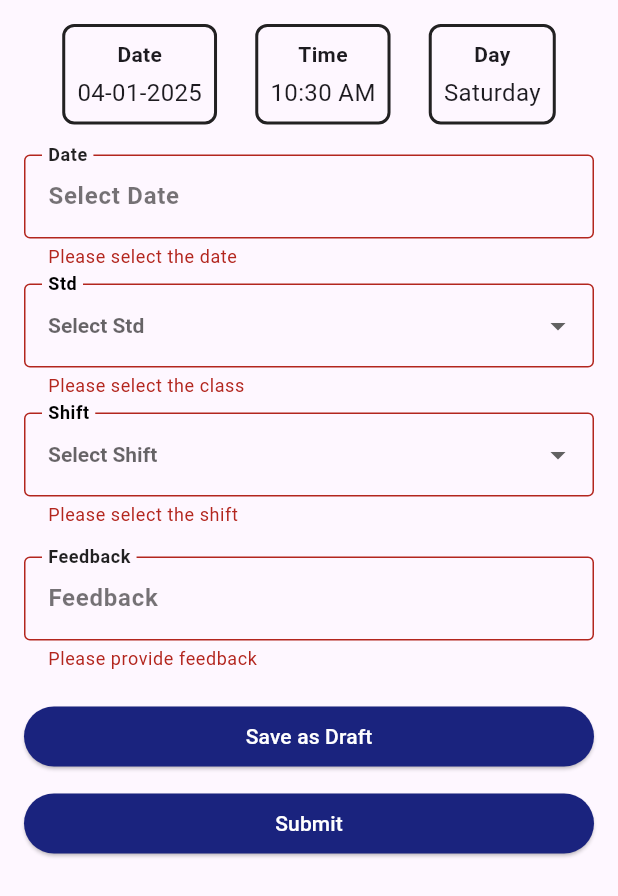
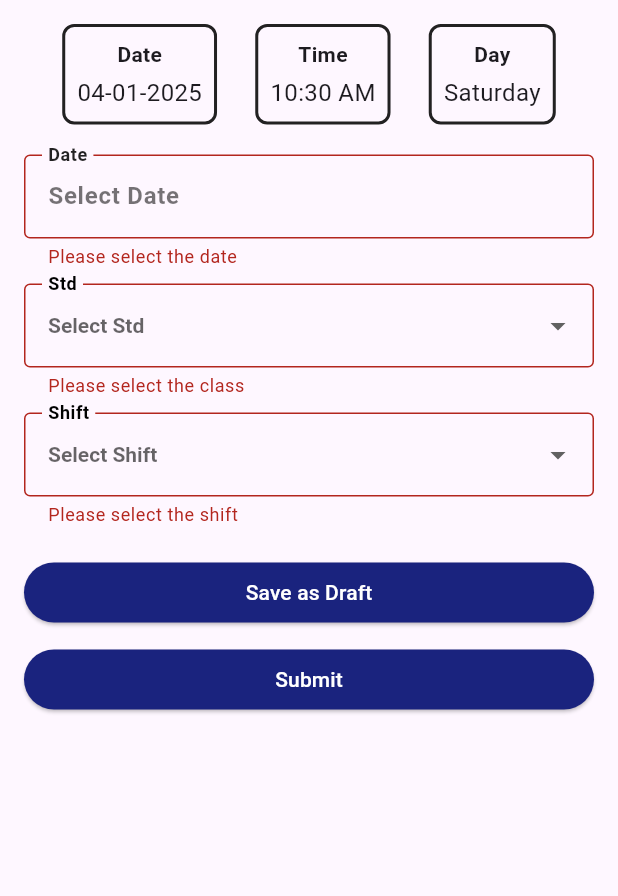
Before and after one commit to TTVS2024/tvsproject, a Flutter app: the WorksheetForm widget shown alone on an empty page, opened directly, after a tap on "Submit", on a phone screen of 412 x 824 dp. Shown: the top 896 px of the screen. Run offline on Flutter 3.47's test engine with Material 3 defaults, Android fonts, the phone set to English and light mode, and no system bars; missing offline and left inert: mongo_dart.

Commit message:
Update assemblyconsolidationForm.dart changes done here

```diff
--- a/lib/assemblyconsolidationForm.dart
+++ b/lib/assemblyconsolidationForm.dart
@@ -39,7 +39,7 @@ class _WorksheetFormState extends State<WorksheetForm> {
 
   // TextEditingControllers for capturing input
   final TextEditingController monthController = TextEditingController();
-  final TextEditingController feedbackController=TextEditingController();
+
 
   // Dropdown values
   String? selectedStd;
@@ -242,47 +242,6 @@ class _WorksheetFormState extends State<WorksheetForm> {
                 return null;
               },
             ),
-            const SizedBox(height: 20), // Add some spacing between fields
-            TextFormField(
-              controller: feedbackController,
-              style: const TextStyle(
-                color: Colors.black87,
-                fontWeight: FontWeight.bold,
-                ),
-                decoration: InputDecoration(
-                  labelText: 'Feedback', // Set the label text as "Feedback"
-                  labelStyle: const TextStyle(
-                    fontWeight: FontWeight.bold, // Bold label text
-                    color: Colors.black87, // Set label color to black87
-                    ),
-                    floatingLabelBehavior: FloatingLabelBehavior.always, // Keep label visible
-                    hintText: 'Feedback',
-                    hintStyle: const TextStyle(
-                      color: Colors.black54,
-                      ),
-                      border: const OutlineInputBorder(
-                        borderSide: BorderSide(
-                          color: Colors.black87,
-                          width: 2.0), // Set border color and width
-                          ),
-                          focusedBorder: const OutlineInputBorder(
-                            borderSide: BorderSide(
-                              color: Colors.black87,
-                              width: 2.0), // Set focused border color and width
-                              ),
-                              enabledBorder: const OutlineInputBorder(
-                                borderSide: BorderSide(
-                                  color: Colors.black87,
-                                  width: 2.0), // Set enabled border color and width
-                                  ),
-                                  ),
-                                  validator: (value) {
-                                    if (value == null || value.isEmpty) {
-                                      return 'Please provide feedback';
-                                      }
-                                      return null;
-                                      },
-                                      ),
             const SizedBox(height: 20),
             ElevatedButton(
               onPressed: () {
```
